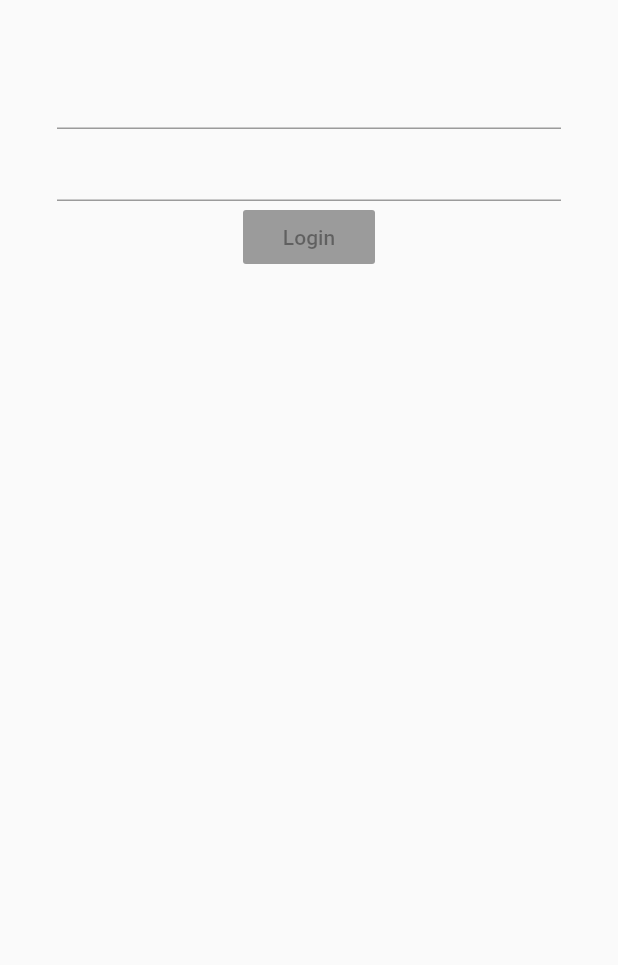
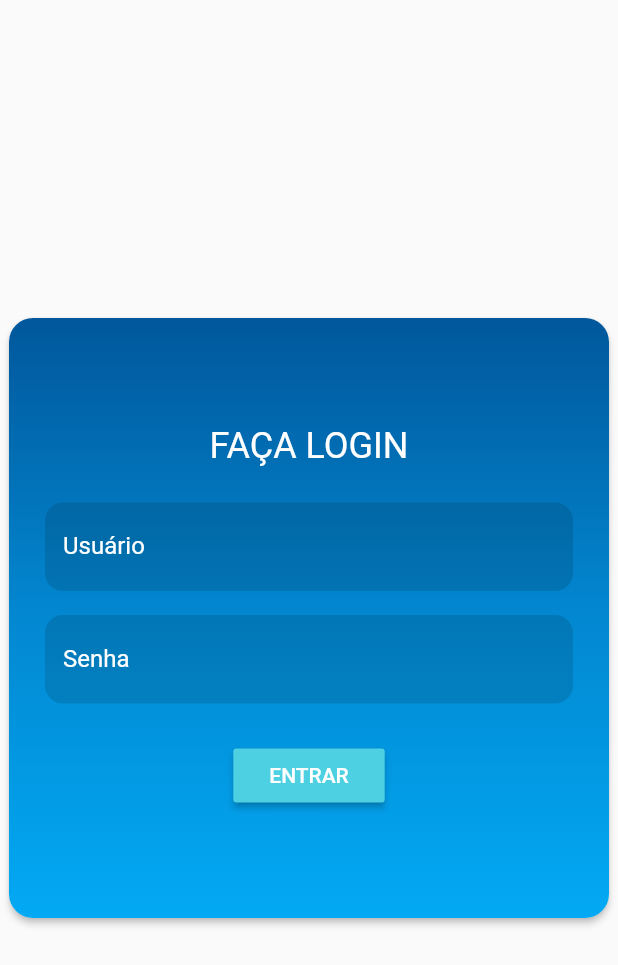
Before and after one commit to rodrigobastosv/mais-saude-admin, a Flutter app: the screen it shows after launch, on a phone screen of 412 x 824 dp. Shown: the top 965 px of the screen. Run offline on Flutter 3.47's test engine with Material 2 defaults, Android fonts, the phone set to English and light mode, and no system bars; our stand-ins replace firebase_auth; missing offline and left inert: firebase; accounts and stored records are empty; network calls fail.

Commit message:
Formatando com gradient azul no centro

```diff
--- a/lib/page/sign_in_page.dart
+++ b/lib/page/sign_in_page.dart
@@ -9,31 +9,88 @@
 }
 
 class _SignInPageState extends State<SignInPage> {
-
   @override
   void initState() {
     super.initState();
     print(_auth);
-    _auth.signInWithEmailAndPassword(email: 'rodmaster@gmail.com', password: '12345678')
-      .then((authResult) => print(authResult.user.email));
+    _auth
+        .signInWithEmailAndPassword(
+            email: 'rodmaster@gmail.com', password: '12345678')
+        .then((authResult) => print(authResult.user.email));
   }
 
   @override
   Widget build(BuildContext context) {
     return Scaffold(
-      body: Container(
-        child: Center(
+      body: Center(
+        child: Material(
+          elevation: 2,
+          clipBehavior: Clip.antiAlias,
+          borderRadius: BorderRadius.circular(16),
           child: Form(
-            child: Padding(
-              padding: const EdgeInsets.all(38),
+            child: Container(
+              padding: const EdgeInsets.all(24),
+              constraints: BoxConstraints(maxWidth: 400),
+              height: 400,
+              decoration: BoxDecoration(
+                gradient: LinearGradient(
+                  begin: Alignment.topCenter,
+                  end: Alignment.bottomCenter,
+                  colors: <Color>[
+                    Colors.lightBlue[900],
+                    Colors.lightBlue[700],
+                    Colors.lightBlue,
+                  ],
+                ),
+              ),
               child: Column(
+                mainAxisAlignment: MainAxisAlignment.center,
+                mainAxisSize: MainAxisSize.max,
                 children: <Widget>[
-                  TextFormField(),
-                  TextFormField(),
+                  Text(
+                    'FAÇA LOGIN',
+                    style: TextStyle(
+                      fontSize: 24,
+                      color: Colors.white,
+                    ),
+                  ),
+                  const SizedBox(height: 24),
+                  TextFormField(
+                    decoration: InputDecoration(
+                      labelText: 'Usuário',
+                      labelStyle: TextStyle(color: Colors.white),
+                      filled: true,
+                      fillColor: Colors.black12,
+                      enabledBorder: UnderlineInputBorder(
+                        borderRadius: BorderRadius.circular(12),
+                        borderSide: BorderSide.none,
+                      ),
+                    ),
+                  ),
+                  const SizedBox(height: 16),
+                  TextFormField(
+                    decoration: InputDecoration(
+                      labelText: 'Senha',
+                      labelStyle: TextStyle(color: Colors.white),
+                      filled: true,
+                      fillColor: Colors.black12,
+                      enabledBorder: UnderlineInputBorder(
+                        borderRadius: BorderRadius.circular(12),
+                        borderSide: BorderSide.none,
+                      ),
+                    ),
+                  ),
+                  const SizedBox(height: 24),
                   RaisedButton(
-                    onPressed: null,
-                    child: Text('Login'),
-                  )
+                    padding: const EdgeInsets.symmetric(
+                      vertical: 4,
+                      horizontal: 24,
+                    ),
+                    color: Colors.cyan[300],
+                    textColor: Colors.white,
+                    child: Text('ENTRAR'),
+                    onPressed: () {},
+                  ),
                 ],
               ),
             ),
```
